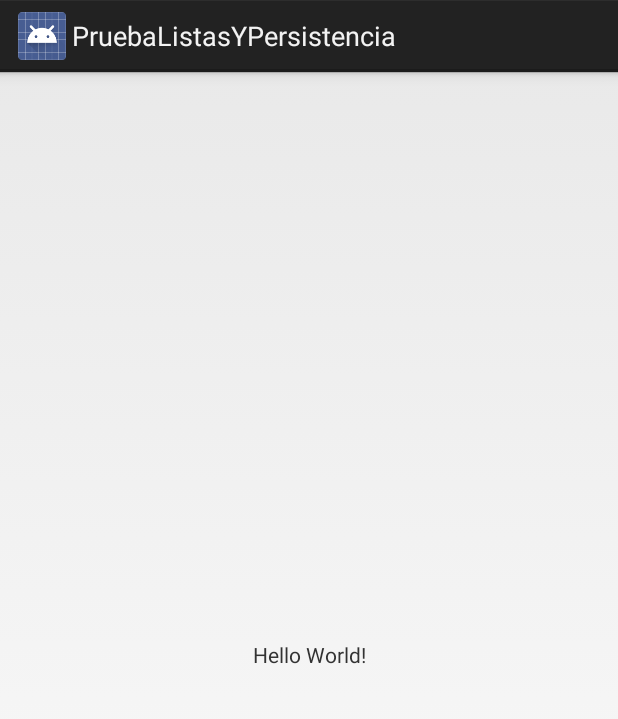
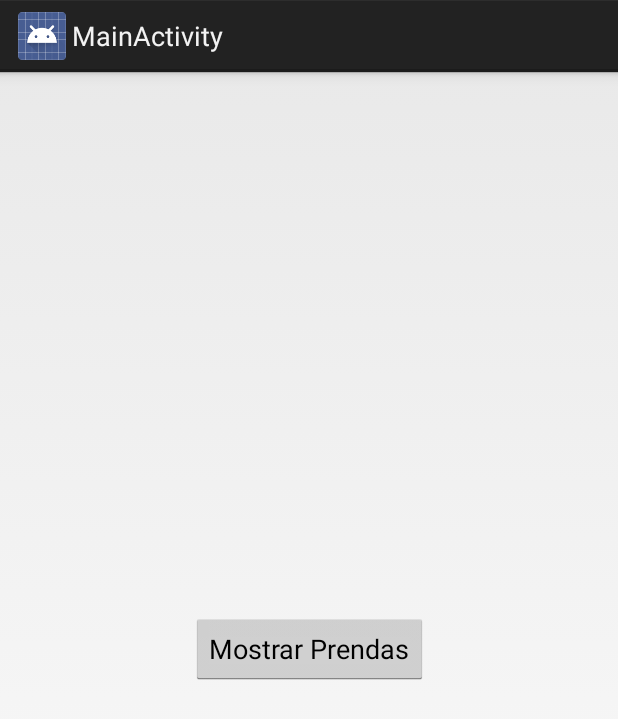
Before and after one commit to alfredohodes/pruebasandroid_persistenciaylistas, an Android app: the screen it shows after launch (MostrarListaActivity before the commit, MainActivity after it), on a phone screen of 412 x 824 dp. Shown: the top 719 px of the screen. Run offline under Robolectric (Android 15) with nearby library versions, the phone set to English and light mode, and no system bars.

Commit message:
no message

```diff
--- /dev/null
+++ b/PruebaListasYPersistencia/app/src/main/java/ar/uba/fi/pruebalistasypersistencia/MainActivity.java
@@ -0,0 +1,25 @@
+package ar.uba.fi.pruebalistasypersistencia;
+
+import android.content.Intent;
+import android.os.Bundle;
+import android.app.Activity;
+import android.view.View;
+import android.widget.Button;
+
+public class MainActivity extends Activity {
+
+    @Override
+    protected void onCreate(Bundle savedInstanceState) {
+        super.onCreate(savedInstanceState);
+        setContentView(R.layout.activity_main);
+
+        Button button1 = (Button) findViewById(R.id.button_mostrar_prendas);
+        button1.setOnClickListener(new View.OnClickListener() {
+            @Override
+            public void onClick(View view) {
+                Intent Intent = new Intent(view.getContext(), MostrarListaActivity.class);
+                view.getContext().startActivity(Intent);}
+        });
+    }
+
+}
--- /dev/null
+++ b/PruebaListasYPersistencia/app/src/main/res/layout/activity_main.xml
@@ -0,0 +1,24 @@
+<?xml version="1.0" encoding="utf-8"?>
+<android.support.constraint.ConstraintLayout xmlns:android="http://schemas.android.com/apk/res/android"
+    xmlns:app="http://schemas.android.com/apk/res-auto"
+    xmlns:tools="http://schemas.android.com/tools"
+    android:layout_width="match_parent"
+    android:layout_height="match_parent"
+    tools:context="ar.uba.fi.pruebalistasypersistencia.MainActivity">
+
+    <Button
+        android:id="@+id/button_mostrar_prendas"
+        android:layout_width="wrap_content"
+        android:layout_height="wrap_content"
+        android:text="Mostrar Prendas"
+        android:layout_marginLeft="8dp"
+        app:layout_constraintLeft_toLeftOf="parent"
+        app:layout_constraintTop_toTopOf="parent"
+        android:layout_marginTop="0dp"
+        android:layout_marginRight="8dp"
+        app:layout_constraintRight_toRightOf="parent"
+        app:layout_constraintBottom_toBottomOf="parent"
+        android:layout_marginBottom="8dp"
+        app:layout_constraintHorizontal_bias="0.502"
+        app:layout_constraintVertical_bias="0.501" />
+</android.support.constraint.ConstraintLayout>
--- a/PruebaListasYPersistencia/app/src/main/res/layout/activity_mostrar_lista.xml
+++ b/PruebaListasYPersistencia/app/src/main/res/layout/activity_mostrar_lista.xml
@@ -1,18 +1,14 @@
 <?xml version="1.0" encoding="utf-8"?>
-<android.support.constraint.ConstraintLayout xmlns:android="http://schemas.android.com/apk/res/android"
-    xmlns:app="http://schemas.android.com/apk/res-auto"
-    xmlns:tools="http://schemas.android.com/tools"
+<LinearLayout xmlns:android="http://schemas.android.com/apk/res/android"
+    android:orientation="vertical"
     android:layout_width="match_parent"
     android:layout_height="match_parent"
-    tools:context="ar.uba.fi.pruebalistasypersistencia.MostrarListaActivity">
+    android:paddingLeft="8dp"
+    android:paddingRight="8dp">
 
-    <TextView
-        android:layout_width="wrap_content"
-        android:layout_height="wrap_content"
-        android:text="Hello World!"
-        app:layout_constraintBottom_toBottomOf="parent"
-        app:layout_constraintLeft_toLeftOf="parent"
-        app:layout_constraintRight_toRightOf="parent"
-        app:layout_constraintTop_toTopOf="parent" />
-
-</android.support.constraint.ConstraintLayout>
+    <ListView android:id="@+id/lista"
+        android:layout_width="match_parent"
+        android:layout_height="match_parent"
+        android:layout_weight="1"
+        android:drawSelectorOnTop="false"/>
+</LinearLayout>
--- a/PruebaListasYPersistencia/app/src/main/res/values/strings.xml
+++ b/PruebaListasYPersistencia/app/src/main/res/values/strings.xml
@@ -1,3 +1,4 @@
 <resources>
     <string name="app_name">PruebaListasYPersistencia</string>
+    <string name="title_activity_main">MainActivity</string>
 </resources>
```
Also changed, not shown: PruebaListasYPersistencia/app/src/main/AndroidManifest.xml (+7 -0 lines), PruebaListasYPersistencia/app/src/main/java/ar/uba/fi/pruebalistasypersistencia/MostrarListaActivity.java (+136 -3 lines), PruebaListasYPersistencia/app/src/main/java/ar/uba/fi/pruebalistasypersistencia/prendas/Prenda.java (added, +29 -0 lines), PruebaListasYPersistencia/app/src/main/java/ar/uba/fi/pruebalistasypersistencia/prendas/PrendasAdapter.java (added, +48 -0 lines), PruebaListasYPersistencia/app/src/main/java/ar/uba/fi/pruebalistasypersistencia/prendas/PrendasCursorAdapter.java (added, +48 -0 lines), PruebaListasYPersistencia/app/src/main/res/layout/lista_prenda_item.xml (added, +32 -0 lines).
